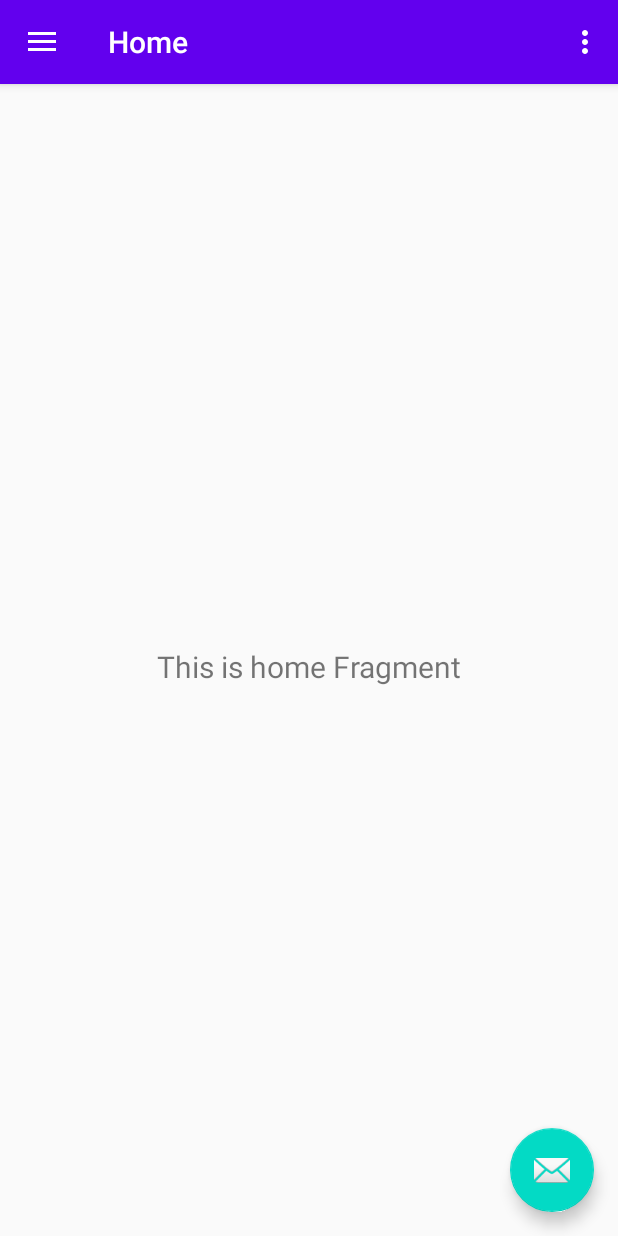
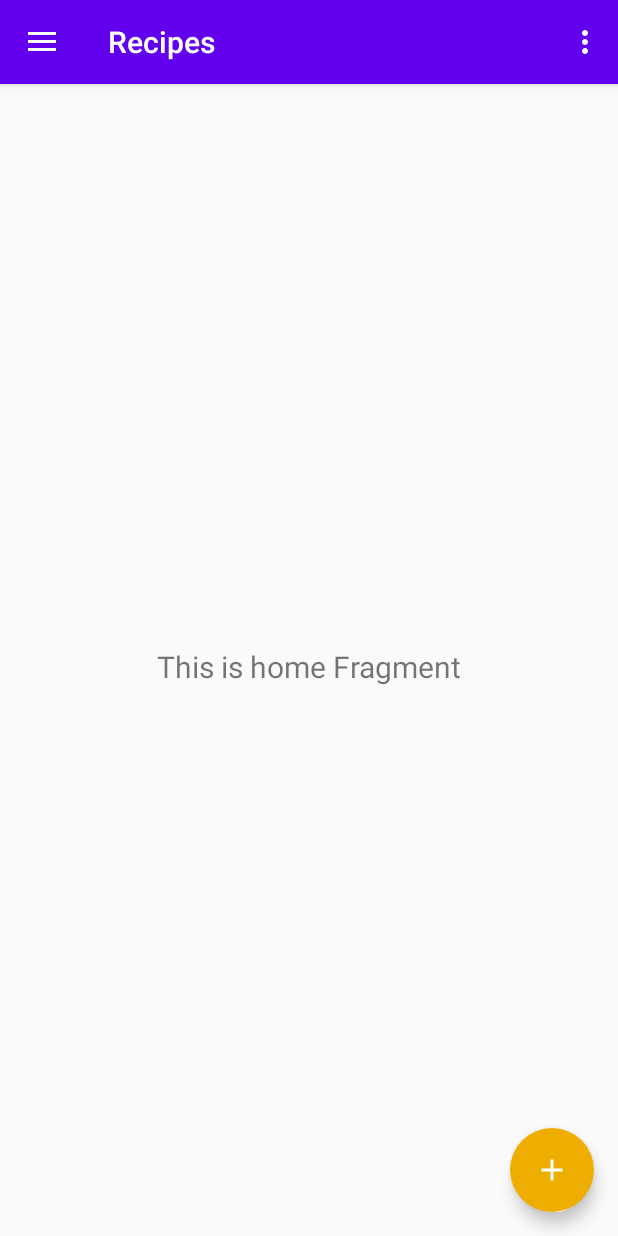
Before and after one commit to Alexei-K/CookingBook, an Android app: the screen it shows after launch (MainActivity), on a phone screen of 412 x 824 dp. Run offline under Robolectric (Android 15) with nearby library versions, the phone set to English and light mode, and no system bars; our stand-ins replace navigation-ui.

Commit message:
UI fixes of basic android design

```diff
--- a/app/src/main/java/com/kolis/cookingbook/MainActivity.kt
+++ b/app/src/main/java/com/kolis/cookingbook/MainActivity.kt
@@ -2,17 +2,17 @@ package com.kolis.cookingbook
 
 import android.os.Bundle
 import android.view.Menu
-import com.google.android.material.floatingactionbutton.FloatingActionButton
-import com.google.android.material.snackbar.Snackbar
-import com.google.android.material.navigation.NavigationView
+import androidx.appcompat.app.AppCompatActivity
+import androidx.appcompat.widget.Toolbar
+import androidx.drawerlayout.widget.DrawerLayout
 import androidx.navigation.findNavController
 import androidx.navigation.ui.AppBarConfiguration
 import androidx.navigation.ui.navigateUp
 import androidx.navigation.ui.setupActionBarWithNavController
 import androidx.navigation.ui.setupWithNavController
-import androidx.drawerlayout.widget.DrawerLayout
-import androidx.appcompat.app.AppCompatActivity
-import androidx.appcompat.widget.Toolbar
+import com.google.android.material.floatingactionbutton.FloatingActionButton
+import com.google.android.material.navigation.NavigationView
+import com.google.android.material.snackbar.Snackbar
 
 class MainActivity : AppCompatActivity() {
 
@@ -34,8 +34,12 @@ class MainActivity : AppCompatActivity() {
         val navController = findNavController(R.id.nav_host_fragment)
         // Passing each menu ID as a set of Ids because each
         // menu should be considered as top level destinations.
-        appBarConfiguration = AppBarConfiguration(setOf(
-                R.id.nav_home, R.id.nav_gallery, R.id.nav_slideshow), drawerLayout)
+        // Add menu options here
+        appBarConfiguration = AppBarConfiguration(
+            setOf(
+                R.id.nav_home
+            ), drawerLayout
+        )
         setupActionBarWithNavController(navController, appBarConfiguration)
         navView.setupWithNavController(navController)
     }
--- a/app/src/main/java/com/kolis/cookingbook/ui/home/HomeFragment.kt
+++ /dev/null
@@ -1,31 +0,0 @@
-package com.kolis.cookingbook.ui.home
-
-import android.os.Bundle
-import android.view.LayoutInflater
-import android.view.View
-import android.view.ViewGroup
-import android.widget.TextView
-import androidx.fragment.app.Fragment
-import androidx.lifecycle.Observer
-import androidx.lifecycle.ViewModelProviders
-import com.kolis.cookingbook.R
-
-class HomeFragment : Fragment() {
-
-    private lateinit var homeViewModel: HomeViewModel
-
-    override fun onCreateView(
-            inflater: LayoutInflater,
-            container: ViewGroup?,
-            savedInstanceState: Bundle?
-    ): View? {
-        homeViewModel =
-                ViewModelProviders.of(this).get(HomeViewModel::class.java)
-        val root = inflater.inflate(R.layout.fragment_home, container, false)
-        val textView: TextView = root.findViewById(R.id.text_home)
-        homeViewModel.text.observe(viewLifecycleOwner, Observer {
-            textView.text = it
-        })
-        return root
-    }
-}
--- /dev/null
+++ b/app/src/main/java/com/kolis/cookingbook/ui/recipes/RecipesFragment.kt
@@ -0,0 +1,30 @@
+package com.kolis.cookingbook.ui.recipes
+
+import android.os.Bundle
+import android.view.LayoutInflater
+import android.view.View
+import android.view.ViewGroup
+import android.widget.TextView
+import androidx.fragment.app.Fragment
+import androidx.lifecycle.Observer
+import androidx.lifecycle.ViewModelProviders
+import com.kolis.cookingbook.R
+
+class RecipesFragment : Fragment() {
+
+    private lateinit var recipesViewModel: RecipesViewModel
+
+    override fun onCreateView(
+        inflater: LayoutInflater,
+        container: ViewGroup?,
+        savedInstanceState: Bundle?
+    ): View? {
+        recipesViewModel = ViewModelProviders.of(this).get(RecipesViewModel::class.java)
+        val root = inflater.inflate(R.layout.fragment_recipes, container, false)
+        val textView: TextView = root.findViewById(R.id.text_home)
+        recipesViewModel.text.observe(viewLifecycleOwner, Observer {
+            textView.text = it
+        })
+        return root
+    }
+}
--- a/app/src/main/java/com/kolis/cookingbook/ui/home/HomeViewModel.kt
+++ b/app/src/main/java/com/kolis/cookingbook/ui/recipes/RecipesViewModel.kt
@@ -1,10 +1,10 @@
-package com.kolis.cookingbook.ui.home
+package com.kolis.cookingbook.ui.recipes
 
 import androidx.lifecycle.LiveData
 import androidx.lifecycle.MutableLiveData
 import androidx.lifecycle.ViewModel
 
-class HomeViewModel : ViewModel() {
+class RecipesViewModel : ViewModel() {
 
     private val _text = MutableLiveData<String>().apply {
         value = "This is home Fragment"
--- /dev/null
+++ b/app/src/main/res/drawable/ic_add_24.xml
@@ -0,0 +1,10 @@
+<vector android:height="24dp"
+    android:tint="@color/white"
+    android:viewportHeight="24"
+    android:viewportWidth="24"
+    android:width="24dp"
+    xmlns:android="http://schemas.android.com/apk/res/android">
+    <path
+        android:fillColor="@android:color/white"
+        android:pathData="M19,13h-6v6h-2v-6H5v-2h6V5h2v6h6v2z" />
+</vector>
--- a/app/src/main/res/layout/app_bar_main.xml
+++ b/app/src/main/res/layout/app_bar_main.xml
@@ -28,6 +28,8 @@
         android:layout_height="wrap_content"
         android:layout_gravity="bottom|end"
         android:layout_margin="@dimen/fab_margin"
-        app:srcCompat="@android:drawable/ic_dialog_email" />
+        android:backgroundTint="@color/lemon"
+        app:srcCompat="@drawable/ic_add_24"
+        app:borderWidth="0dp" />
 
 </androidx.coordinatorlayout.widget.CoordinatorLayout>
--- a/app/src/main/res/layout/fragment_home.xml
+++ b/app/src/main/res/layout/fragment_recipes.xml
@@ -4,7 +4,7 @@
     xmlns:tools="http://schemas.android.com/tools"
     android:layout_width="match_parent"
     android:layout_height="match_parent"
-    tools:context=".ui.home.HomeFragment">
+    tools:context=".ui.recipes.RecipesFragment">
 
     <TextView
         android:id="@+id/text_home"
--- a/app/src/main/res/layout/nav_header_main.xml
+++ b/app/src/main/res/layout/nav_header_main.xml
@@ -14,22 +14,24 @@
 
     <ImageView
         android:id="@+id/imageView"
-        android:layout_width="wrap_content"
-        android:layout_height="wrap_content"
+        android:layout_width="80dp"
+        android:layout_height="80dp"
         android:contentDescription="@string/nav_header_desc"
         android:paddingTop="@dimen/nav_header_vertical_spacing"
-        app:srcCompat="@mipmap/ic_launcher_round" />
+        android:layout_gravity="center_horizontal"
+        app:srcCompat="@drawable/woman_cooker" />
 
     <TextView
-        android:layout_width="match_parent"
+        android:layout_width="wrap_content"
         android:layout_height="wrap_content"
         android:paddingTop="@dimen/nav_header_vertical_spacing"
         android:text="@string/nav_header_title"
+        android:layout_gravity="center_horizontal"
         android:textAppearance="@style/TextAppearance.AppCompat.Body1" />
 
-    <TextView
-        android:id="@+id/textView"
-        android:layout_width="wrap_content"
-        android:layout_height="wrap_content"
-        android:text="@string/nav_header_subtitle" />
+    <!--    <TextView-->
+    <!--        android:id="@+id/textView"-->
+    <!--        android:layout_width="wrap_content"-->
+    <!--        android:layout_height="wrap_content"-->
+    <!--        android:text="@string/nav_header_subtitle" />-->
 </LinearLayout>
--- a/app/src/main/res/menu/activity_main_drawer.xml
+++ b/app/src/main/res/menu/activity_main_drawer.xml
@@ -6,15 +6,15 @@
     <group android:checkableBehavior="single">
         <item
             android:id="@+id/nav_home"
-            android:icon="@drawable/ic_menu_camera"
-            android:title="@string/menu_home" />
-        <item
-            android:id="@+id/nav_gallery"
-            android:icon="@drawable/ic_menu_gallery"
-            android:title="@string/menu_gallery" />
-        <item
-            android:id="@+id/nav_slideshow"
-            android:icon="@drawable/ic_menu_slideshow"
-            android:title="@string/menu_slideshow" />
+            android:icon="@drawable/ic_recipes"
+            android:title="@string/menu_recipes" />
+        <!--        <item-->
+        <!--            android:id="@+id/nav_gallery"-->
+        <!--            android:icon="@drawable/ic_menu_gallery"-->
+        <!--            android:title="@string/menu_gallery" />-->
+        <!--        <item-->
+        <!--            android:id="@+id/nav_slideshow"-->
+        <!--            android:icon="@drawable/ic_menu_slideshow"-->
+        <!--            android:title="@string/menu_slideshow" />-->
     </group>
 </menu>
--- a/app/src/main/res/navigation/mobile_navigation.xml
+++ b/app/src/main/res/navigation/mobile_navigation.xml
@@ -7,9 +7,9 @@
 
     <fragment
         android:id="@+id/nav_home"
-        android:name="com.kolis.cookingbook.ui.home.HomeFragment"
-        android:label="@string/menu_home"
-        tools:layout="@layout/fragment_home" />
+        android:name="com.kolis.cookingbook.ui.recipes.RecipesFragment"
+        android:label="@string/menu_recipes"
+        tools:layout="@layout/fragment_recipes" />
 
     <fragment
         android:id="@+id/nav_gallery"
--- a/app/src/main/res/values/colors.xml
+++ b/app/src/main/res/values/colors.xml
@@ -3,4 +3,10 @@
     <color name="colorPrimary">#6200EE</color>
     <color name="colorPrimaryDark">#3700B3</color>
     <color name="colorAccent">#03DAC5</color>
+    <color name="white">#FFFFFF</color>
+    <color name="orange">#FF9800</color>
+    <color name="grey">#858482</color>
+    <color name="tomato">#D61800</color>
+    <color name="lemon">#EDAE01</color>
+
 </resources>
--- a/app/src/main/res/values/strings.xml
+++ b/app/src/main/res/values/strings.xml
@@ -2,12 +2,12 @@
     <string name="app_name">CookingBook</string>
     <string name="navigation_drawer_open">Open navigation drawer</string>
     <string name="navigation_drawer_close">Close navigation drawer</string>
-    <string name="nav_header_title">Android Studio</string>
+    <string name="nav_header_title">Eat a lot, \nEat delicious</string>
     <string name="nav_header_subtitle">android.studio@android.com</string>
     <string name="nav_header_desc">Navigation header</string>
     <string name="action_settings">Settings</string>
 
-    <string name="menu_home">Home</string>
+    <string name="menu_recipes">Recipes</string>
     <string name="menu_gallery">Gallery</string>
     <string name="menu_slideshow">Slideshow</string>
 </resources>
```
Also changed, not shown: 1 other file.
